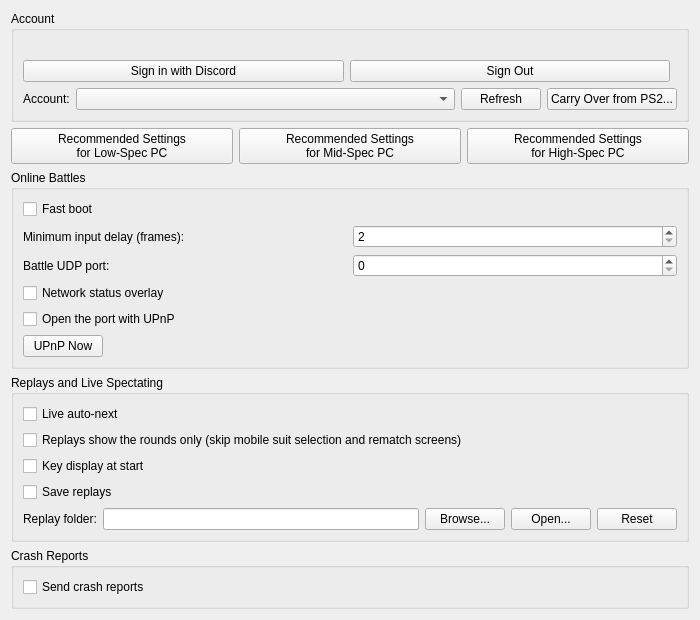
Qt form pcsx2-qt/Settings/ZdxsvSettingsWidget.ui (inada-s/pcsx2) before a commit.
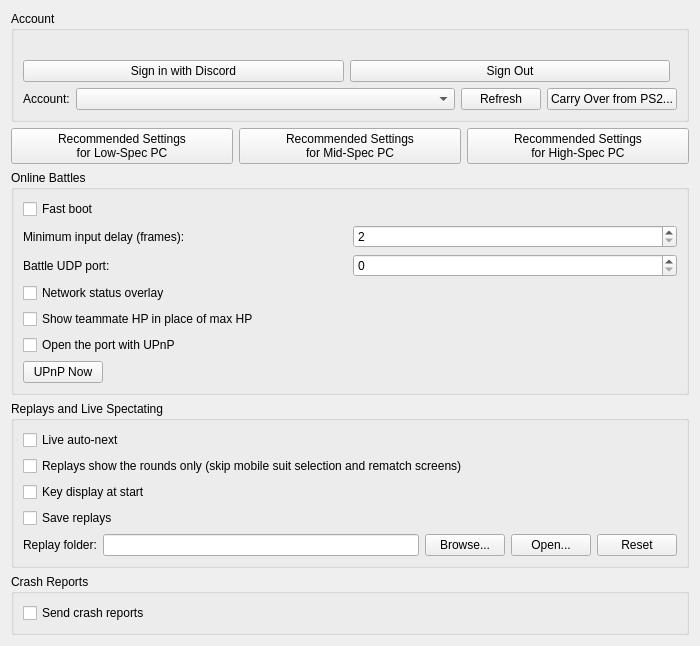
The same form after that commit.

Commit message: zdxsv: HUD shows the teammate's HP in the own max HP slot (setting ZdxsvAllyHp, on)

Patch:
```diff
--- a/pcsx2-qt/Settings/ZdxsvSettingsWidget.ui
+++ b/pcsx2-qt/Settings/ZdxsvSettingsWidget.ui
@@ -192,6 +192,13 @@
         </property>
        </widget>
       </item>
+      <item>
+       <widget class="QCheckBox" name="zdxsvAllyHp">
+        <property name="text">
+         <string>Show teammate HP in place of max HP</string>
+        </property>
+       </widget>
+      </item>
       <item>
        <widget class="QCheckBox" name="zdxsvUPnP">
         <property name="text">
```
The commit also changes 9 other files.
